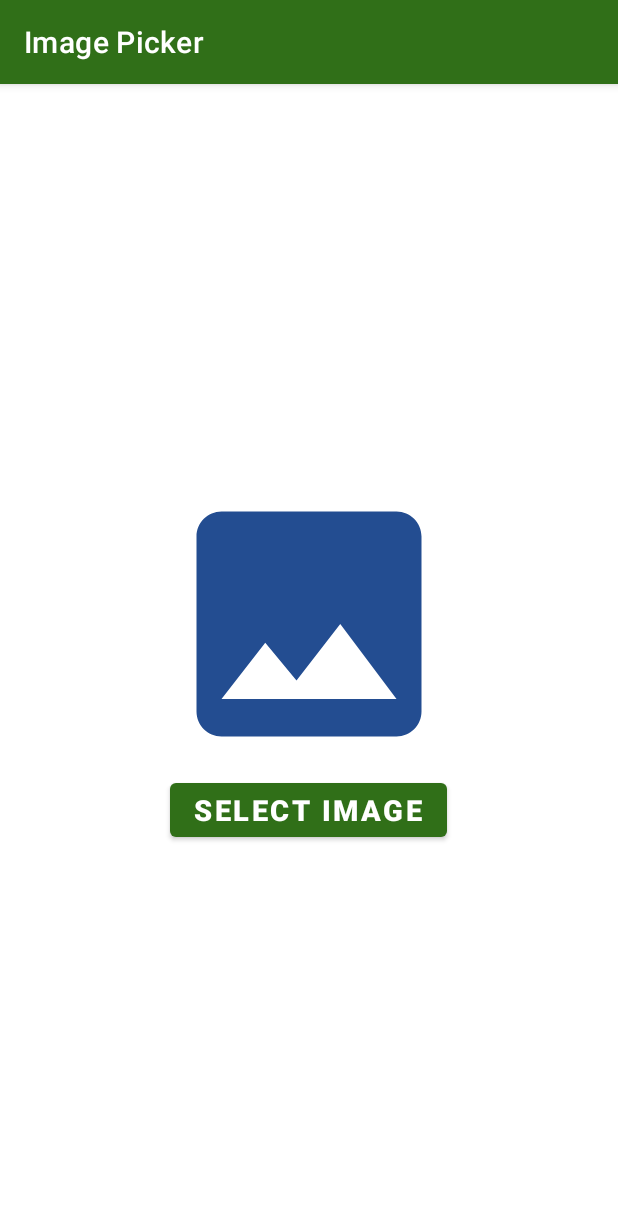
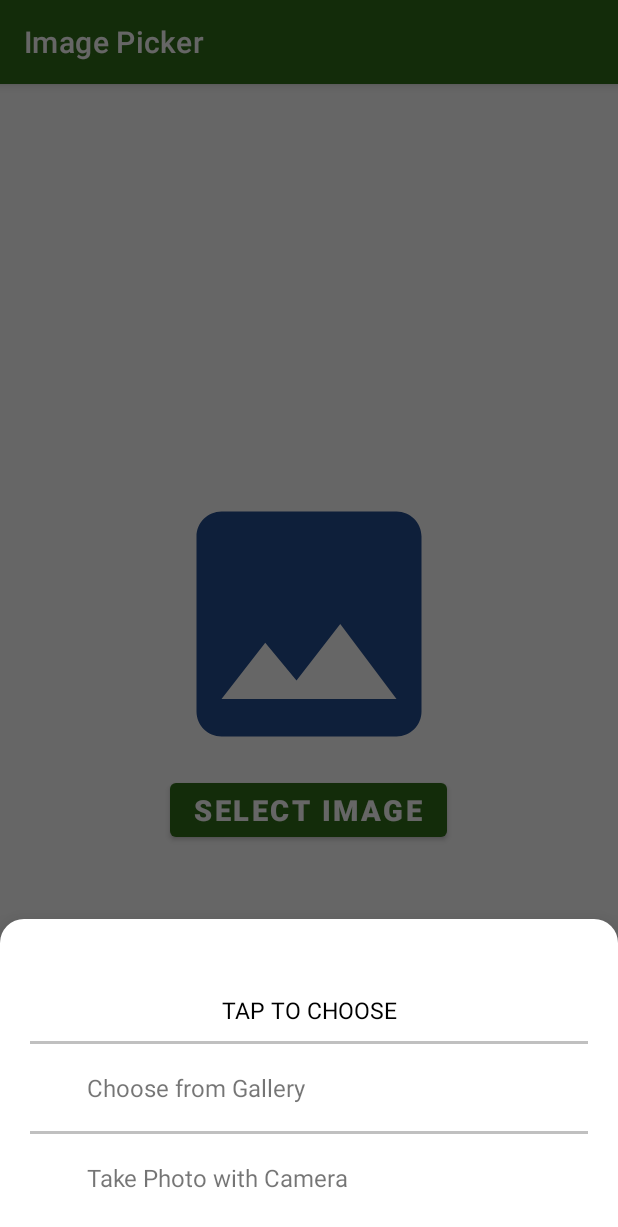
Before and after one commit to Nonny123/Image-Picker-with-Crop-Features, an Android app: the screen it shows after launch (MainActivity), after a tap on an icon or button, on a phone screen of 412 x 824 dp. Shown: the top 1227 px of the screen. Run offline under Robolectric (Android 15) with nearby library versions, the phone set to English and light mode, and no system bars; libraries missing offline, so code that uses them is left out: com.github.dhaval2404.imagepicker.

Commit message:
Add option for gallery or camera

```diff
--- a/app/src/main/java/com/androidui/imagepicker/MainActivity.kt
+++ b/app/src/main/java/com/androidui/imagepicker/MainActivity.kt
@@ -1,18 +1,18 @@
 package com.androidui.imagepicker
 
 
-import android.content.Context
-import android.content.Intent
-import android.net.Uri
+import android.app.Activity
 import android.os.Bundle
-import android.view.View
+import android.os.Environment
 import android.widget.Button
 import android.widget.ImageView
-import androidx.activity.result.ActivityResultLauncher
-import androidx.activity.result.contract.ActivityResultContract
+import androidx.activity.result.ActivityResult
+import androidx.activity.result.contract.ActivityResultContracts
 import androidx.appcompat.app.AppCompatActivity
-import com.theartofdev.edmodo.cropper.CropImage
-import com.theartofdev.edmodo.cropper.CropImageView
+import com.github.dhaval2404.imagepicker.ImagePicker
+import com.google.android.material.bottomsheet.BottomSheetDialog
+import java.io.File
+import kotlinx.android.synthetic.main.bottom_sheet_modal.view.*
 
 
 class MainActivity : AppCompatActivity() {
@@ -20,30 +20,6 @@ class MainActivity : AppCompatActivity() {
 
     private lateinit var imageView: ImageView
     private lateinit var btnImg: Button
-
-    /**
-    create a custom ActivityResult Contract
-    This contract handles the MainActivity and the CropImage Activity(from the library)
-    The CropImageActivity crops the image and returns the result
-     */
-    private val cropActivityResultContract = object : ActivityResultContract<Any?, Uri?>() {
-
-        override fun createIntent(context: Context, input: Any?): Intent {
-            return CropImage
-                    .activity()
-                    .setGuidelines(CropImageView.Guidelines.OFF)
-                    .setAspectRatio(1920, 1080)
-                    .getIntent(this@MainActivity)
-        }
-
-        override fun parseResult(resultCode: Int, intent: Intent?): Uri? {
-            return CropImage.getActivityResult(intent)?.uri
-        }
-    }
-
-
-    //ActivityResultContract Launcher
-    private lateinit var cropActivityResultLauncher: ActivityResultLauncher<Any?>
 
 
     override fun onCreate(savedInstanceState: Bundle?) {
@@ -54,28 +30,156 @@ class MainActivity : AppCompatActivity() {
         imageView = findViewById(R.id.mImgView)
         btnImg = findViewById(R.id.btnImg)
 
-
-        //initialize the contract launcher with the ActivityResultContract
-        //this returns the cropped image Uri
-        cropActivityResultLauncher = registerForActivityResult(cropActivityResultContract) {
-            it?.let { uri ->
-                imageView.setImageURI(uri)
-
-            }
+        imageView.setOnClickListener {
+            showBottomSheetDialog()
         }
 
         btnImg.setOnClickListener {
-            launchCropActivity(it)
+            showBottomSheetDialog()
+
         }
 
-        imageView.setOnClickListener {
-            launchCropActivity(it)
-        }
     }
 
-    //launch the contract
-    private fun launchCropActivity(view: View) {
-        cropActivityResultLauncher.launch(null)
+    private fun showBottomSheetDialog() {
+
+        val modalView = layoutInflater.inflate(R.layout.bottom_sheet_modal, null)
+        val dialog = BottomSheetDialog(this)
+        dialog.setContentView(modalView)
+
+        //get linearlayout views
+        modalView.layoutGallery.setOnClickListener {
+            pickGalleryImage()
+            dialog.cancel()
+        }
+        modalView.layoutCamera.setOnClickListener {
+            pickCameraImage()
+            dialog.cancel()
+        }
+
+        //get textviews
+        modalView.gallery_text.setOnClickListener {
+            pickGalleryImage()
+            dialog.cancel()
+        }
+        modalView.camera_text.setOnClickListener {
+            pickCameraImage()
+            dialog.cancel()
+        }
+
+        dialog.show()
     }
 
+    private fun pickGalleryImage() {
+        ImagePicker.with(this)
+                .galleryOnly()
+                .crop(200f, 200f)  // crop image
+                .compress(1024)	//Final image size will be less than 1 MB
+                .setImageProviderInterceptor { imageProvider -> // Intercept ImageProvider
+                    //for analytics
+                    //Log.d("ImagePicker", "Selected ImageProvider: " + imageProvider.name)
+                }
+                .setDismissListener {
+                    //Log.d("ImagePicker", "Dialog Dismiss")
+                }
+                // Image resolution will be less than 512 x 512
+                .maxResultSize(200, 200)
+                .createIntent { intent ->
+                    startForGalleryImageResult.launch(intent)
+                }
+    }
+
+    //use ActivityResult API
+    private val startForGalleryImageResult =
+            registerForActivityResult(ActivityResultContracts.StartActivityForResult()) { result: ActivityResult ->
+                val resultCode = result.resultCode
+                val data = result.data
+
+                imageView = findViewById(R.id.mImgView)
+
+                when (resultCode) {
+                    Activity.RESULT_OK -> {
+                        //Image Uri will not be null for RESULT_OK
+                        val fileUri = data?.data!!
+
+                        imageView.setImageURI(fileUri)
+                    }
+                    ImagePicker.RESULT_ERROR -> {
+                        //for analytics
+                        //Log.d("ImagePicker", ImagePicker.getError(data))
+                    }
+                    else -> {
+                        //Log.d("ImagePicker", "Task Cancelled")
+                    }
+                }
+            }
+
+
+    //use ActivityResult API
+    private fun pickCameraImage() {
+        ImagePicker.with(this)
+                // User can only capture image from Camera
+                .cameraOnly()
+                .crop(200f, 200f)
+                .compress(1024)	//Final image size will be less than 1 MB
+                //  Path: /storage/sdcard0/Android/data/package/files
+                .saveDir(getExternalFilesDir(null)!!)
+                //  Path: /storage/sdcard0/Android/data/package/files/DCIM
+                .saveDir(getExternalFilesDir(Environment.DIRECTORY_DCIM)!!)
+                //  Path: /storage/sdcard0/Android/data/package/files/Download
+                .saveDir(getExternalFilesDir(Environment.DIRECTORY_DOWNLOADS)!!)
+                //  Path: /storage/sdcard0/Android/data/package/files/Pictures
+                .saveDir(getExternalFilesDir(Environment.DIRECTORY_PICTURES)!!)
+                //  Path: /storage/sdcard0/Android/data/package/files/Pictures/ImagePicker
+                .saveDir(File(getExternalFilesDir(Environment.DIRECTORY_PICTURES)!!, "ImagePicker"))
+                //  Path: /storage/sdcard0/Android/data/package/files/ImagePicker
+                .saveDir(getExternalFilesDir("ImagePicker")!!)
+                //  Path: /storage/sdcard0/Android/data/package/cache/ImagePicker
+                .saveDir(File(getExternalCacheDir(), "ImagePicker"))
+                //  Path: /data/data/package/cache/ImagePicker
+                .saveDir(File(getCacheDir(), "ImagePicker"))
+                //  Path: /data/data/package/files/ImagePicker
+                .saveDir(File(getFilesDir(), "ImagePicker"))
+
+                .setImageProviderInterceptor { imageProvider -> // Intercept ImageProvider
+                    //for analytics
+                    //Log.d("ImagePicker", "Selected ImageProvider: " + imageProvider.name)
+                }
+                .setDismissListener {
+                    //Log.d("ImagePicker", "Dialog Dismiss")
+                }
+                // Image resolution will be less than 512 x 512
+                .maxResultSize(200, 200)
+                .createIntent { intent ->
+                    startForCameraImageResult.launch(intent)
+                }
+    }
+
+
+    private val startForCameraImageResult =
+            registerForActivityResult(ActivityResultContracts.StartActivityForResult()) { result: ActivityResult ->
+                val resultCode = result.resultCode
+                val data = result.data
+
+                imageView = findViewById(R.id.mImgView)
+
+                when (resultCode) {
+                    Activity.RESULT_OK -> {
+                        //Image Uri will not be null for RESULT_OK
+                        val fileUri = data?.data!!
+
+                        imageView.setImageURI(fileUri)
+                    }
+                    ImagePicker.RESULT_ERROR -> {
+                        //for analytics
+                        //Log.d("ImagePicker", ImagePicker.getError(data))
+                    }
+                    else -> {
+                        //Log.d("ImagePicker", "Task Cancelled")
+                    }
+                }
+            }
+
+
+
 }
--- /dev/null
+++ b/app/src/main/res/drawable/dialog_bg.xml
@@ -0,0 +1,17 @@
+<?xml version="1.0" encoding="utf-8"?>
+<shape xmlns:android="http://schemas.android.com/apk/res/android">
+
+    <solid
+        android:color="@color/white"/>
+
+    <corners
+        android:topLeftRadius="16dp"
+        android:topRightRadius="16dp"
+        />
+    <padding
+        android:left="10dp"
+        android:right="10dp"
+        android:top="10dp"
+        android:bottom="10dp"/>
+
+</shape>
--- /dev/null
+++ b/app/src/main/res/layout/bottom_sheet_modal.xml
@@ -0,0 +1,71 @@
+<?xml version="1.0" encoding="utf-8"?>
+<LinearLayout xmlns:android="http://schemas.android.com/apk/res/android"
+    android:orientation="vertical"
+    android:layout_width="match_parent"
+    android:layout_height="match_parent"
+    android:background="@drawable/dialog_bg"
+   >
+
+    <TextView
+        android:id="@+id/choosetxt"
+        android:layout_width="match_parent"
+        android:layout_height="wrap_content"
+        android:textAlignment="center"
+        android:text="TAP TO CHOOSE"
+        android:textColor="@color/black"
+        android:layout_marginTop="30dp"
+        android:layout_marginBottom="10dp"
+        android:textSize="15dp"
+        />
+
+    <View
+        android:layout_width="match_parent"
+        android:layout_height="2dp"
+        android:background="#c0c0c0"/>
+
+    <LinearLayout
+        android:id="@+id/layoutGallery"
+        android:orientation="horizontal"
+        android:layout_width="match_parent"
+        android:layout_height="wrap_content"
+        android:padding="8dp"
+        android:layout_marginTop="10dp"
+        android:layout_marginBottom="10dp"
+        >
+
+
+        <TextView
+            android:id="@+id/gallery_text"
+            android:layout_width="wrap_content"
+            android:layout_height="wrap_content"
+            android:text="Choose from Gallery"
+            android:layout_marginLeft="30dp"
+            android:textSize="16sp"/>
+
+    </LinearLayout>
+
+    <View
+        android:layout_width="match_parent"
+        android:layout_height="2dp"
+        android:background="#c0c0c0"/>
+
+    <LinearLayout
+        android:id="@+id/layoutCamera"
+        android:orientation="horizontal"
+        android:layout_width="match_parent"
+        android:layout_height="wrap_content"
+        android:padding="8dp"
+        android:layout_marginTop="10dp">
+
+
+        <TextView
+            android:id="@+id/camera_text"
+            android:layout_width="wrap_content"
+            android:layout_height="wrap_content"
+            android:text="Take Photo with Camera"
+            android:layout_marginLeft="30dp"
+            android:textSize="16sp"/>
+
+    </LinearLayout>
+
+</LinearLayout>
--- a/app/src/main/res/values/themes.xml
+++ b/app/src/main/res/values/themes.xml
@@ -12,5 +12,16 @@
         <!-- Status bar color. -->
         <item name="android:statusBarColor" tools:targetApi="l">?attr/colorPrimaryVariant</item>
         <!-- Customize your theme here. -->
+        <item name="bottomSheetDialogTheme">@style/AppBottomSheetDialogTheme</item>
+    </style>
+
+    <style name="AppBottomSheetDialogTheme"
+        parent="Theme.Design.Light.BottomSheetDialog">
+        <item name="bottomSheetStyle">@style/AppModalStyle</item>
+    </style>
+
+    <style name="AppModalStyle"
+        parent="Widget.Design.BottomSheet.Modal">
+        <item name="android:background">@drawable/dialog_bg</item>
     </style>
 </resources>
```
Also changed, not shown: app/build.gradle (+11 -2 lines), app/src/main/java/com/androidui/imagepicker/BottomSheetFragment.kt (added, +54 -0 lines).
